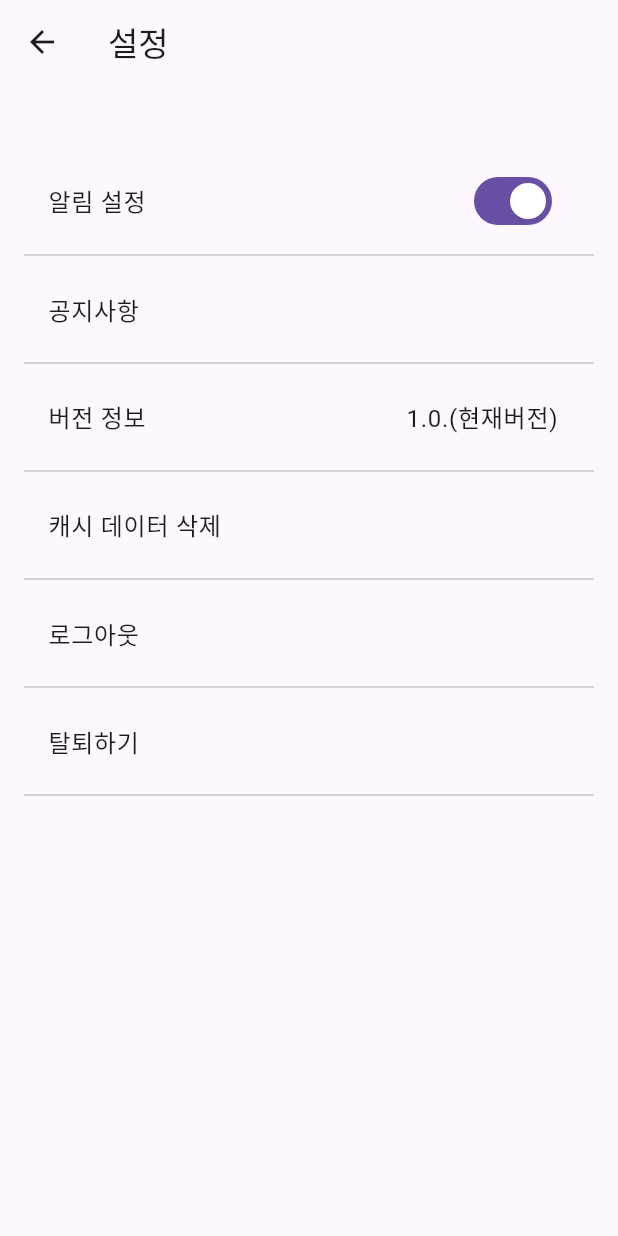
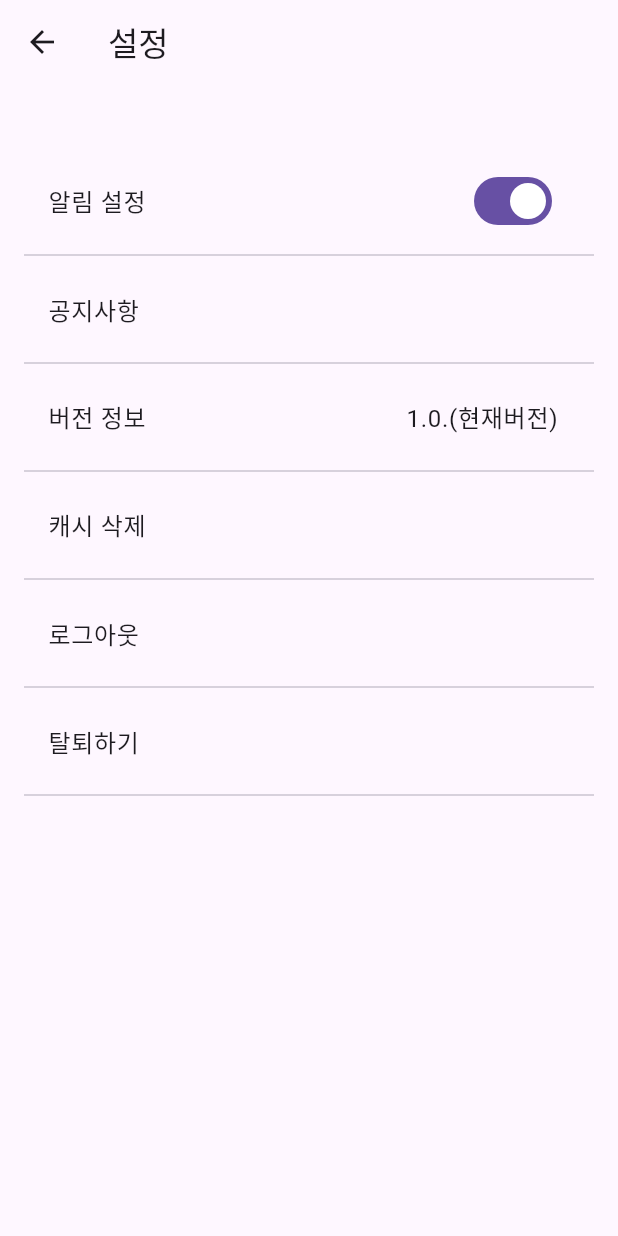
Before and after one commit to AI-X-main-projext-ITOWE/FitChecker_Flutter_v3, a Flutter app: the SettingsScreen screen opened directly, on a phone screen of 412 x 824 dp. Run offline on Flutter 3.47's test engine with Material 3 defaults, Android fonts, the phone set to English and light mode, and no system bars; our stand-ins replace cloud_firestore, firebase_auth, firebase_core, firebase_database, firebase_messaging, fl_chart and 9 more; missing offline and left inert: dart:ffi, kakao_flutter_sdk_user; accounts and stored records are empty; network calls fail.

Commit message:
[style] UI 세부 수정

```diff
--- a/lib/components/exerciseGraph.dart
+++ b/lib/components/exerciseGraph.dart
@@ -124,7 +124,6 @@ class _ExerciseGraphState extends State<ExerciseGraph> {
 
     // List of exercise names and their counts
     final exerciseNames = counterSumByExercise.keys.toList();
-    final exerciseCounts = counterSumByExercise.values.toList();
 
     return Center(
       child: Column(
--- a/lib/main.dart
+++ b/lib/main.dart
@@ -52,6 +52,7 @@ class MyApp extends StatelessWidget {
     return MaterialApp(
       title: '푸시 알림 예제',
       theme: ThemeData(primarySwatch: Colors.blue),
+      debugShowCheckedModeBanner: false,
       home: SplashScreen(),
     );
   }
--- a/lib/screens/settings_screen.dart
+++ b/lib/screens/settings_screen.dart
@@ -116,7 +116,7 @@ class _SettingsScreenState extends State<SettingsScreen> {
                 ),
                 const Divider(),
                 ListTile(
-                  title: const Text('캐시 데이터 삭제'),
+                  title: const Text('캐시 삭제'),
                   onTap: () {
                     Navigator.push(
                       context,
```
Also changed, not shown: lib/components/chatbot.dart (+6 -6 lines).
